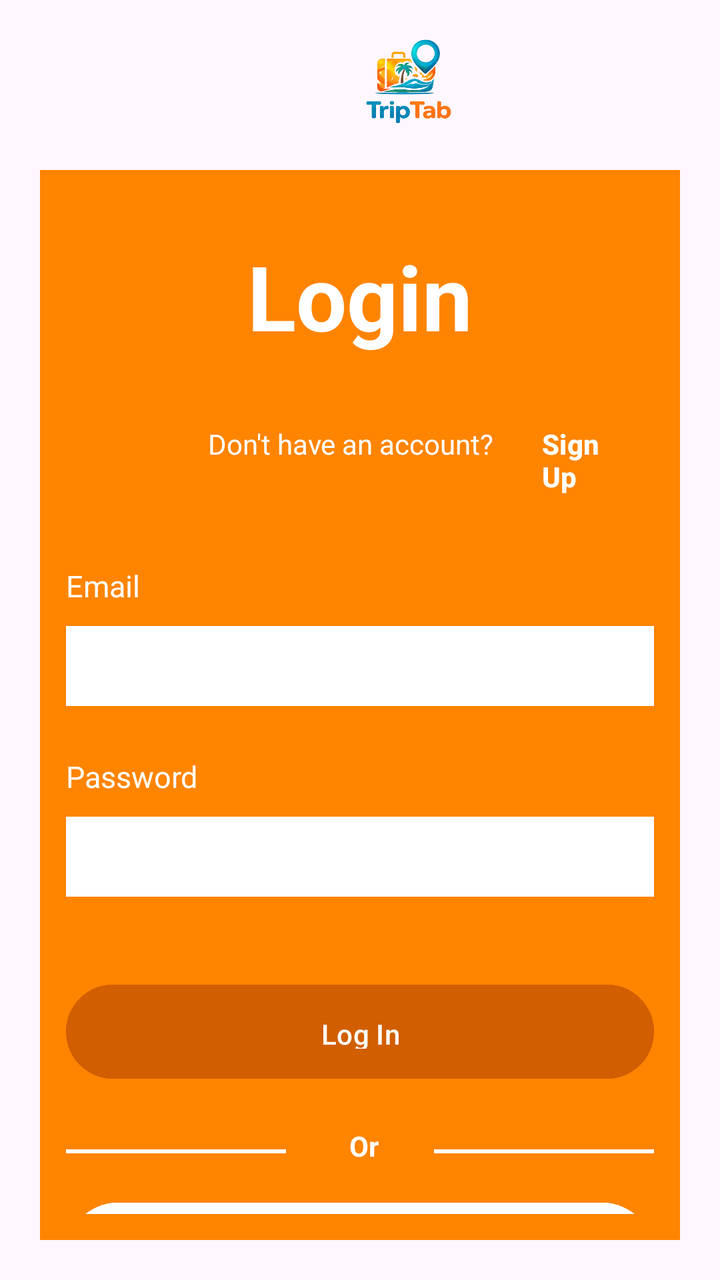
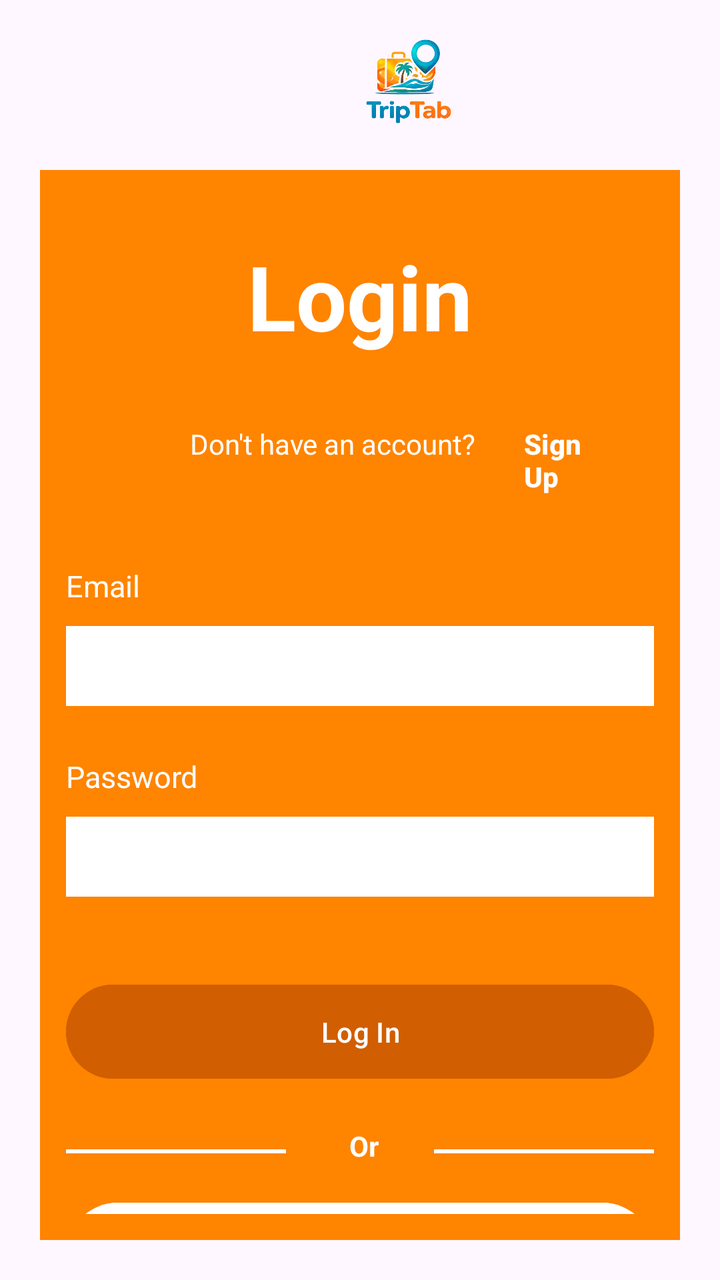

The first picture is an Android layout as it rendered before a commit; the second is the same layout after the commit. The layout source and the unified diff follow.
<!-- AndroidManifest.xml: application theme Theme.TripTab -->
<!-- res/layout/activity_login.xml -->
<?xml version="1.0" encoding="utf-8"?>
<LinearLayout xmlns:android="http://schemas.android.com/apk/res/android"
    xmlns:tools="http://schemas.android.com/tools"
    android:orientation="vertical"
    android:layout_width="match_parent"
    android:layout_height="match_parent">

    <ImageView
        android:contentDescription="app logo"
        android:layout_width="60dp"
        android:layout_height="50dp"
        android:layout_marginStart="175dp"
        android:layout_marginTop="15dp"
        android:src="@drawable/logo" />

    <LinearLayout
        android:layout_width="match_parent"
        android:layout_height="0dp"
        android:layout_margin="20dp"
        android:padding="13dp"
        android:layout_weight="1"
        android:background="#FF8400"
        android:orientation="vertical">

        <TextView
            android:layout_width="wrap_content"
            android:layout_height="wrap_content"
            android:layout_gravity="center"
            android:layout_marginTop="20dp"
            android:text="@string/login"
            android:textSize="45sp"
            android:textStyle="bold"
            android:textColor="@color/white" />

        <TextView
            android:id="@+id/tvWelcome"
            android:layout_width="wrap_content"
            android:layout_height="wrap_content"
            android:layout_gravity="center_horizontal"
            android:textStyle="bold"
            android:textSize="18sp"/>

        <LinearLayout
            android:layout_width="match_parent"
            android:layout_height="wrap_content"
            android:orientation="horizontal"
            android:paddingStart="65dp">

            <TextView
                android:layout_width="wrap_content"
                android:layout_height="wrap_content"
                android:text="@string/don_t_have_an_account"
                android:layout_marginStart="6dp"
                android:textColor="@color/white" />

            <Button
                android:id="@+id/btnSignUp"
                android:layout_width="wrap_content"
                android:layout_height="wrap_content"
                android:text="@string/sign_up"
                android:textColor="@color/white"
                android:textStyle="bold"
                android:textAlignment="textStart"
                android:background="@android:color/transparent" />

        </LinearLayout>

        <TextView
            android:layout_width="wrap_content"
            android:layout_height="wrap_content"
            android:layout_gravity="start"
            android:layout_marginTop="25dp"
            android:text="@string/email"
            android:textSize="15sp"
            android:textColor="@color/white" />

        <EditText
            android:id="@+id/loginEmail"
            android:layout_width="match_parent"
            android:layout_height="40sp"
            android:layout_marginTop="10dp"
            android:background="@color/white"
            android:inputType="textEmailAddress"
            android:maxLength="50"
            android:padding="5dp"/>

        <TextView
            android:layout_width="wrap_content"
            android:layout_height="wrap_content"
            android:layout_gravity="start"
            android:layout_marginTop="25dp"
            android:text="Password"
            android:textSize="15sp"
            android:textColor="@color/white" />

        <EditText
            android:id="@+id/loginPassword"
            android:layout_width="match_parent"
            android:layout_height="40sp"
            android:layout_marginTop="10dp"
            android:background="@color/white"
            android:inputType="textPassword"
            android:maxLength="20"
            android:padding="5dp"
            android:layout_marginBottom="40dp"/>


        <Button
            android:id="@+id/btnLogin"
            android:layout_width="match_parent"
            android:layout_height="55dp"
            android:backgroundTint="#D15E00"
            android:padding="15dp"
            android:text="Log In"
            android:textAlignment="center"
            android:textColor="@color/white" />

        <LinearLayout
            android:layout_width="match_parent"
            android:layout_height="wrap_content"
            android:orientation="horizontal"
            android:layout_marginTop="20dp">

            <View
                android:layout_width="110dp"
                android:layout_height="2sp"
                android:layout_marginTop="3dp"
                android:layout_gravity="center"
                android:background="@color/white"
                tools:ignore="SmallSp" />

            <TextView
                android:layout_width="wrap_content"
                android:layout_height="wrap_content"
                android:layout_marginStart="4dp"
                android:layout_weight="1"
                android:text="Or"
                android:textAlignment="center"
                android:textColor="@color/white"
                android:textStyle="bold" />

            <View
                android:layout_width="110dp"
                android:layout_height="2sp"
                android:layout_marginTop="3dp"
                android:layout_gravity="center"
                android:background="@color/white"
                tools:ignore="SmallSp" />

        </LinearLayout>

        <Button
            android:id="@+id/btnGoogle"
            android:layout_width="match_parent"
            android:layout_height="60dp"
            android:backgroundTint="@android:color/white"
            android:layout_marginTop="15dp"
            android:padding="15dp"
            android:text="Continue with Google"
            android:textAlignment="center"
            android:textColor="@color/black" />

        <Button
            android:id="@+id/btnFacebook"
            android:layout_width="match_parent"
            android:layout_height="60dp"
            android:backgroundTint="@android:color/white"
            android:layout_marginTop="15dp"
            android:padding="15dp"
            android:text="Continue with Facebook"
            android:textAlignment="center"
            android:textColor="@color/black" />

    </LinearLayout>


</LinearLayout>
<!-- resources referenced by this layout -->
<resources>
  <color name="black">#FF000000</color>
  <color name="white">#FFFFFFFF</color>
  <!-- drawable logo: png bitmap (drawable, 148782 bytes) -->
  <string name="don_t_have_an_account">Don\'t have an account?</string>
  <string name="email">Email</string>
  <string name="login">Login</string>
  <string name="sign_up">Sign Up</string>
  <style name="Theme.TripTab" parent="Base.Theme.TripTab" />
  <style name="Base.Theme.TripTab" parent="Theme.Material3.DayNight.NoActionBar">
          
          
      </style>
</resources>

<!-- the commit's change to res/layout/activity_login.xml (unified diff, before → after) -->
@@ -44,24 +44,23 @@
             android:layout_width="match_parent"
             android:layout_height="wrap_content"
             android:orientation="horizontal"
-            android:paddingStart="65dp">
+            android:paddingStart="62dp">
 
             <TextView
                 android:layout_width="wrap_content"
                 android:layout_height="wrap_content"
                 android:text="@string/don_t_have_an_account"
-                android:layout_marginStart="6dp"
                 android:textColor="@color/white" />
 
             <Button
                 android:id="@+id/btnSignUp"
                 android:layout_width="wrap_content"
                 android:layout_height="wrap_content"
+                android:background="@android:color/transparent"
                 android:text="@string/sign_up"
+                android:textAlignment="textStart"
                 android:textColor="@color/white"
-                android:textStyle="bold"
-                android:textAlignment="textStart"
-                android:background="@android:color/transparent" />
+                android:textStyle="bold" />
 
         </LinearLayout>
 
@@ -110,7 +109,6 @@
             android:layout_width="match_parent"
             android:layout_height="55dp"
             android:backgroundTint="#D15E00"
-            android:padding="15dp"
             android:text="Log In"
             android:textAlignment="center"
             android:textColor="@color/white" />
